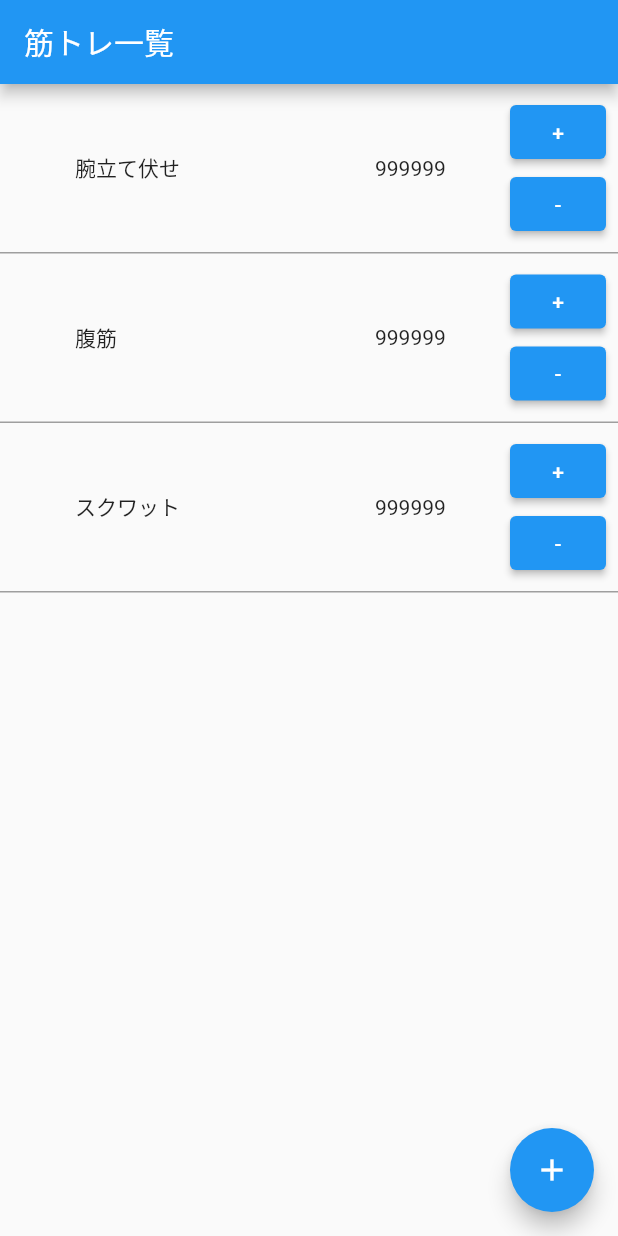
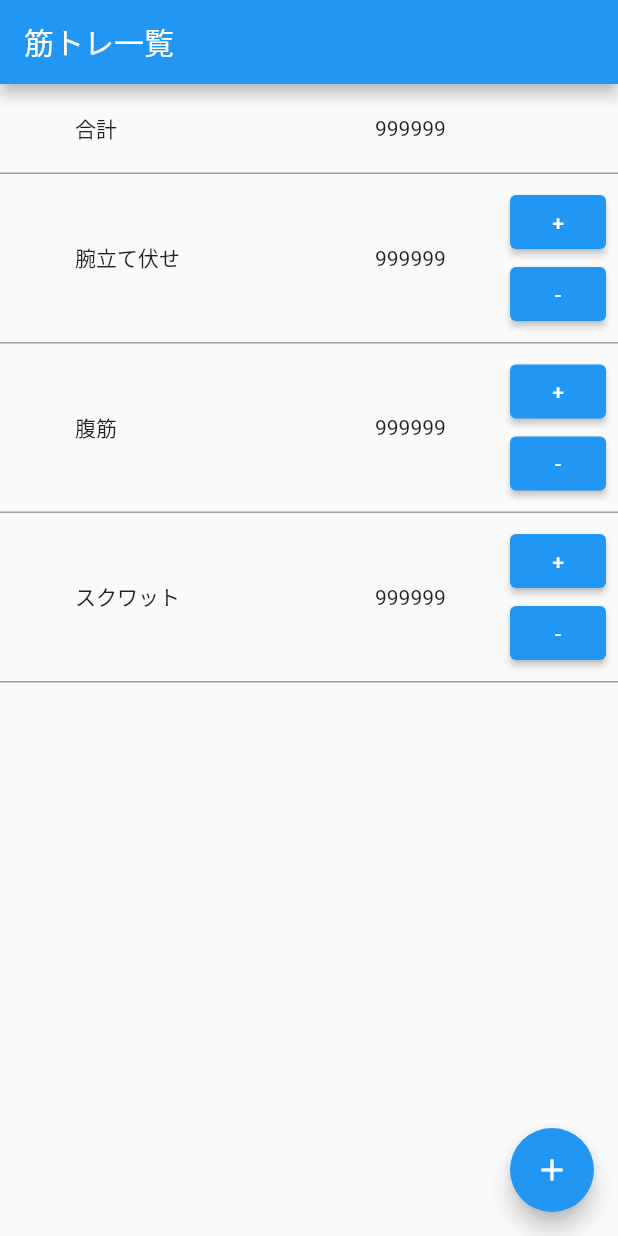
Before and after one commit to i-tanaka730/muscle_training_counter, a Flutter app: the screen it shows after launch, on a phone screen of 412 x 824 dp. Run offline on Flutter 3.47's test engine with Material 2 defaults, Android fonts, the phone set to English and light mode, and no system bars; drawn by our look-alikes of flutter_slidable; our stand-ins replace cloud_firestore, firebase_core; missing offline and left inert: cloud_firestore_web, firebase_core_web; accounts and stored records are empty.

Commit message:
feat: 一覧にヘッダーを表示するように対応。

```diff
--- a/src/lib/ui/list/training_list_page.dart
+++ b/src/lib/ui/list/training_list_page.dart
@@ -52,7 +52,31 @@ class _MyHomePageState extends State<TraningListPage> {
       appBar: AppBar(
         title: const Text('筋トレ一覧'),
       ),
-      body: ListView.builder(
+      body: Column(
+        children: [
+          Container(
+            decoration: const BoxDecoration(border: Border(bottom: BorderSide(color: Colors.grey))),
+            alignment: Alignment.center,
+            height: 60,
+            width: double.infinity,
+            child: Row(children: <Widget>[
+              Container(
+                margin: const EdgeInsets.only(left: 50),
+                alignment: Alignment.centerLeft,
+                height: 60,
+                width: 200,
+                child: const Text("合計"),
+              ),
+              Container(
+                alignment: Alignment.centerLeft,
+                height: 60,
+                width: 50,
+                child: const Text("999999"),
+              ),
+            ]),
+          ),
+          Expanded(
+            child: ListView.builder(
                 itemCount: _traningItemlist.length,
                 itemBuilder: (context, index) {
                   var item = _traningItemlist[index];
@@ -72,7 +96,7 @@ class _MyHomePageState extends State<TraningListPage> {
                             alignment: Alignment.centerLeft,
                             height: 60,
                             width: 50,
-                      child: Text("999999"),
+                            child: const Text("999999"),
                           ),
                           Expanded(
                             child: ButtonBar(
@@ -93,6 +117,9 @@ class _MyHomePageState extends State<TraningListPage> {
                     ),
                   );
                 }),
+          )
+        ],
+      ),
       floatingActionButton: FloatingActionButton(
         onPressed: _incrementCounter,
         tooltip: 'Increment',
```
Lines whose indentation alone changed are shown as unchanged.
